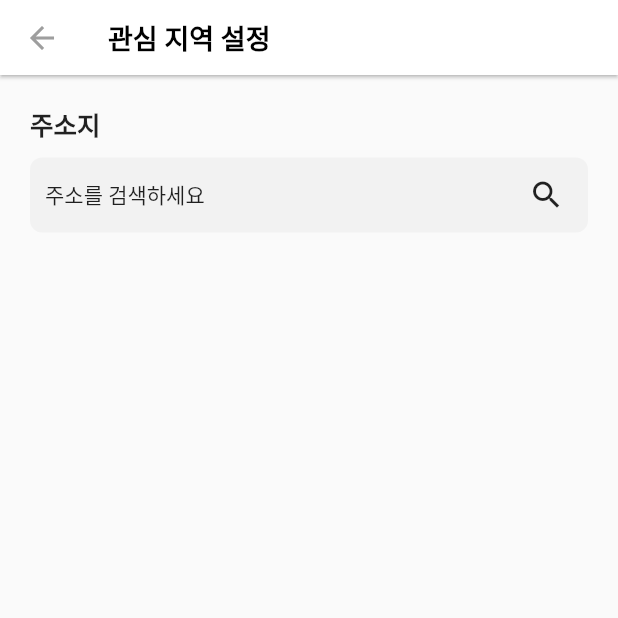
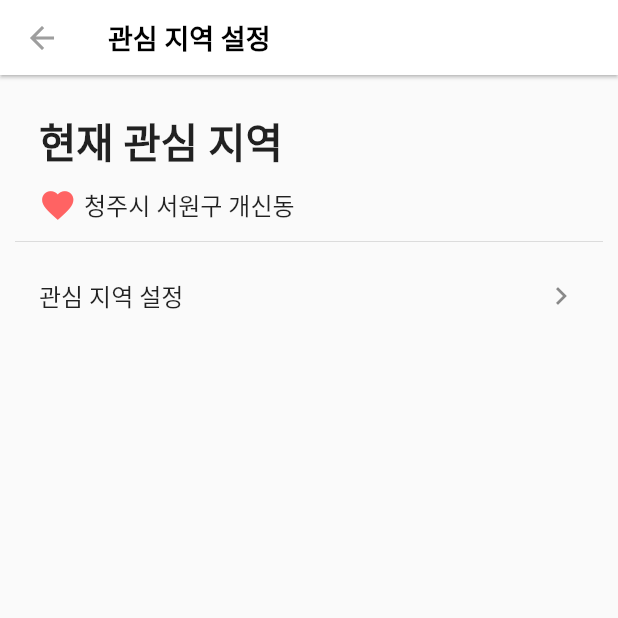
Before and after one commit to lookinmin/viewing, a Flutter app: the RegionSetting screen opened directly, on a phone screen of 412 x 824 dp, the top half of it. Run offline on Flutter 3.47's test engine with Material 2 defaults, Android fonts, the phone set to English and light mode, and no system bars; our stand-ins replace carousel_slider, dotted_border, flutter_rating_bar, geolocator, percent_indicator, webview_flutter; missing offline and left inert: kakaomap_webview, kpostal, simple_speed_dial.

Commit message:
프로토 타입 거의 완성  -> map page 오버레이 디자인 수정 및 맵 컨트롤러 오른쪽 마진 추가  -> board page root navigator 로 변경  -> room page 디자인 수정  -> regionsettring page 프로토타입 완성  -> mypage page root navigator 로 변경  -> post page Appbar 제목 제거

```diff
--- a/viewing/lib/board/board.dart
+++ b/viewing/lib/board/board.dart
@@ -31,8 +31,9 @@ class BoardPage extends StatelessWidget {
             IconButton(
                 icon: Icon(Icons.search, color: Colors.grey),
                 onPressed: () {
-                  Navigator.push(context,
-                      MaterialPageRoute(builder: (context) => SearchPage()));
+                  Navigator.of(context, rootNavigator: true).push(
+                        MaterialPageRoute(builder: (context) => SearchPage()),
+                      );
                 }),
             IconButton(
                 icon: Icon(Icons.more_vert, color: Colors.grey),
@@ -205,7 +206,9 @@ class BoardContent extends StatelessWidget {
   Widget build(BuildContext context) {
     return InkWell(
       onTap:(){
-        Navigator.push(context,MaterialPageRoute(builder:(context)=>PostPage()));
+        Navigator.of(context, rootNavigator: true).push(
+                        MaterialPageRoute(builder: (context) => PostPage()),
+                      );
       },
       child:Container(
         margin:EdgeInsets.fromLTRB(15, 5, 15, 10),
@@ -288,10 +291,10 @@ class BoardModel {
 
 const boardsList = [
   BoardModel("익명", "같이 볼링치러 가실 분~", "같이 볼링치러 가실 대학생 친구 구해요~ 저는 보통 100정도 나옵니다 !", 1, 2, "2022.08.19"),
-  BoardModel("익명", "일본어 스터디 모임 있을까요?.", "혹시 일본어 스터디 모임 있을까요? 예전에 배웠는데 안쓰니 기억이 안나서요ㅜㅜ 있으면 같이 스터디해요~", 0, 5, "2022.06.19"),
+  BoardModel("익명", "일본어 스터디 모임 있을까요?", "혹시 일본어 스터디 모임 있을까요? 예전에 배웠는데 안쓰니 기억이 안나서요ㅜㅜ 있으면 같이 스터디해요~", 0, 5, "2022.08.19"),
   BoardModel("익명", "동네 친구 하실 분~", "충북대 중문쪽 산책하고 코노가고 영화, 볼링, 카페 등등 좋아하시는 분 !", 10, 17, "2022.08.19"),
-  BoardModel("익명", "청소 업체 추천 받아요ㅜㅜ", "복대동 사창동 근처 원룸 거주청소 하시는 분이나 업체 추천 부탁드려요 !", 1, 3, "2022.08.19"),
-  BoardModel("익명", "정문~서문쪽 한 달 양도 받아요", "한 달정도 거주하면 좋을거같은데 댓글 부탁드려요~ 가격은 35~40까지 생각중입니다. 비흡연자이고 깔끔하게 사용할 수 있습니다.", 0, 2, "2022.08.19"),
+  BoardModel("익명", "청소 업체 추천 받아요ㅜㅜ", "복대동 사창동 근처 원룸 거주청소 하시는 분이나 업체 추천 부탁드려요 !", 1, 3, "2022.08.18"),
+  BoardModel("익명", "정문~서문쪽 한 달 양도 받아요", "한 달정도 거주하면 좋을거같은데 댓글 부탁드려요~ 가격은 35~40까지 생각중입니다. 비흡연자이고 깔끔하게 사용할 수 있습니다.", 0, 2, "2022.08.18"),
   BoardModel("익명", "콜라 사가실 분", "6캔 2500원이요 정문이에요", 1, 10, "2022.08.18"),
   BoardModel("익명", "사탕 공동구매 하실 분 2분 구해요", "맛있어서 사려고 하는데 양이 너무 많아서요 ㅠㅠ 3띵 하실 분들 계시나요... 제가 3등분으로 분류할게요...", 2, 5, "2022.08.18"),
 ];
--- a/viewing/lib/board/post.dart
+++ b/viewing/lib/board/post.dart
@@ -11,7 +11,7 @@ class PostPage extends StatelessWidget {
       appBar: AppBar(
         iconTheme:IconThemeData(color:Colors.grey),
         title: const Text(
-          "Viewing 게시판",
+          "",
           style: TextStyle(
               color: Colors.black,
               letterSpacing: 2.0,
--- a/viewing/lib/mypage/mypage.dart
+++ b/viewing/lib/mypage/mypage.dart
@@ -109,8 +109,10 @@ class _MyPageState extends State<MyPageState> {
                     leading: Icon(Icons.place_outlined, size: 17),
                     title: Text('관심 지역 설정'),
                     trailing: Icon(Icons.chevron_right),
-                    onTap: () {
-                      Navigator.pushNamed(context, '/RegionSetting');
+                    onTap:() {
+                      Navigator.of(context, rootNavigator: true).push(
+                        MaterialPageRoute(builder: (context) => RegionSetting()),
+                      );
                     },
                   ),
                   ListTile(
--- a/viewing/lib/mypage/regionsetting.dart
+++ b/viewing/lib/mypage/regionsetting.dart
@@ -9,6 +9,7 @@ class RegionSetting extends StatefulWidget {
 }
 
 class _RegionSettingState extends State<RegionSetting> {
+  var address='청주시 서원구 개신동';
   @override
   Widget build(BuildContext context) {
     return Scaffold(
@@ -26,19 +27,41 @@ class _RegionSettingState extends State<RegionSetting> {
         ),
       ),
         body: Container(
-          padding: EdgeInsets.all(20),
+          padding: EdgeInsets.fromLTRB(10, 20, 10, 20),
           child: Column(
             crossAxisAlignment: CrossAxisAlignment.start,
             children: [
-              Container(
-                margin: EdgeInsets.only(bottom: 10),
-                child: Text(
-                  '주소지',
-                  style: TextStyle(fontWeight: FontWeight.w900, fontSize: 17),
-                ),
-              ),
-              InkWell(
-                onTap: () async {
+              ListTile(
+                    //dense: true,
+                    minLeadingWidth: 0,
+                    title:Column(
+                      crossAxisAlignment: CrossAxisAlignment.start,
+                      children: [
+                        Text(
+                          '현재 관심 지역',
+                          style: TextStyle(
+                            fontSize: 27,
+                            fontWeight: FontWeight.w700
+                          ),
+                        ),
+                        SizedBox(height: 10,),
+                        Row(
+                          children: [
+                            Icon(Icons.favorite,size: 25,color: Color.fromARGB(255, 255, 99, 99),),
+                            SizedBox(width: 5,),
+                            Text(address),
+                          ],
+                        )
+                    ],
+                    ),
+                  ),
+                  Divider(),
+                  ListTile(
+                    //dense: true,
+                    minLeadingWidth: 0,
+                    title: Text('관심 지역 설정'),
+                    trailing: Icon(Icons.chevron_right),
+                    onTap: () async {
                   await Navigator.push(
                       context,
                       MaterialPageRoute(
@@ -50,28 +73,8 @@ class _RegionSettingState extends State<RegionSetting> {
                           },
                         ),
                       ));
-                },
-                child: Container(
-                  height: 50,
-                  decoration: BoxDecoration(
-                      color: Color.fromRGBO(99, 99, 99, 0.05),
-                      borderRadius: BorderRadius.circular(8)),
-                  width: MediaQuery.of(context).size.width,
-                  padding: EdgeInsets.symmetric(horizontal: 10),
-                  child: Row(
-                    children: [
-                      Flexible(
-                        flex: 9,
-                        child: Container(
-                          alignment: Alignment.centerLeft,
-                          child: Text('주소를 검색하세요'),
-                        ),
-                      ),
-                      Expanded(flex: 1, child: Icon(Icons.search))
-                    ],
+                }
                   ),
-                ),
-              )
             ],
       ),
         )
```
Also changed, not shown: viewing/lib/map.dart (+12 -19 lines), viewing/lib/roomInfo/room.dart (+28 -17 lines).
